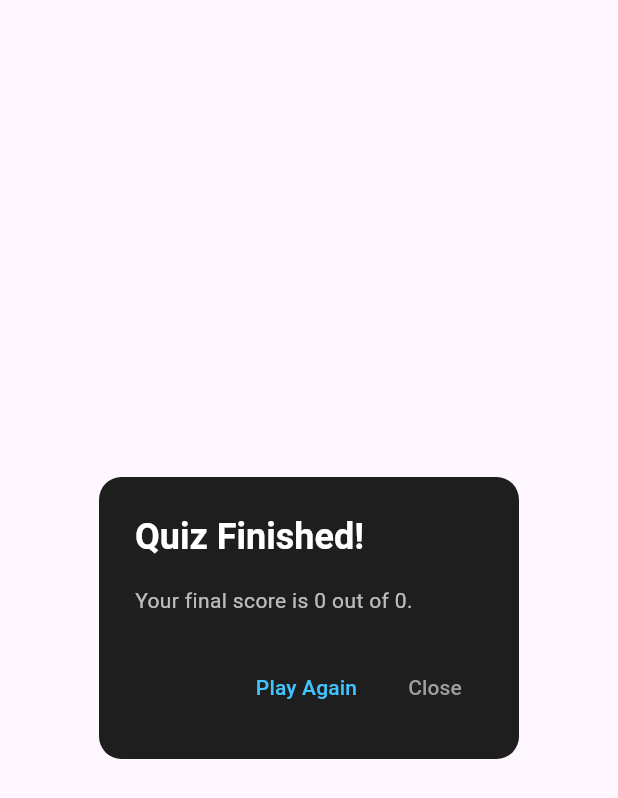
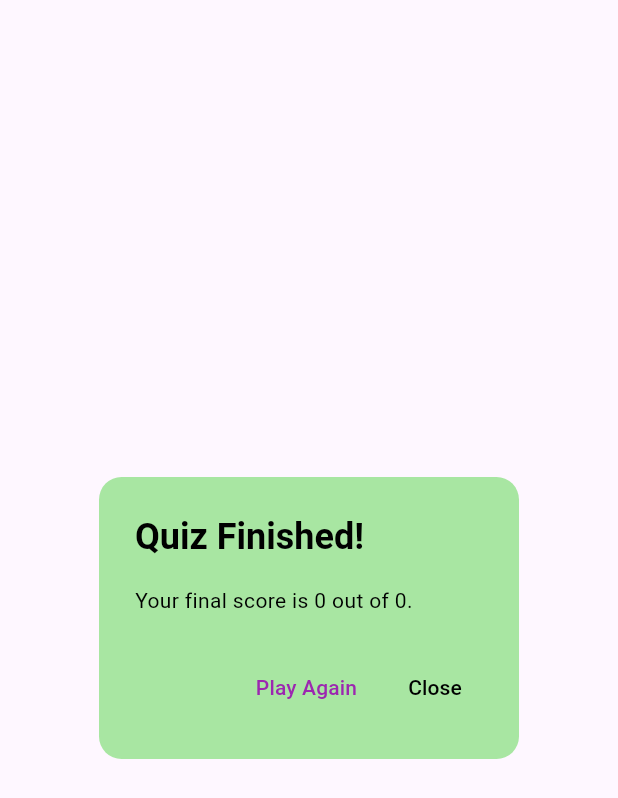
Before and after one commit to jackfrostxmoon/local_plant_identification, a Flutter app: the QuizResultsDialog widget shown alone on an empty page, opened directly with empty values, on a phone screen of 412 x 824 dp. Shown: the top 798 px of the screen. Run offline on Flutter 3.47's test engine with Material 3 defaults, Android fonts, the light colour scheme and no system bars; our stand-ins replace appwrite, cloud_firestore, firebase_auth, firebase_core; accounts and stored records are empty; network calls fail.

Commit message:
change the pop up when quiz is finish

```diff
--- a/lib/screens/quizs/quiz_dialogs.dart
+++ b/lib/screens/quizs/quiz_dialogs.dart
@@ -17,30 +17,30 @@ class QuizResultsDialog extends StatelessWidget {
   @override
   Widget build(BuildContext context) {
     return AlertDialog(
-      backgroundColor: const Color(0xFF1E1E1E), // Dark background
+      backgroundColor: const Color(0xFFA8E6A2), // Dark background
       shape: RoundedRectangleBorder(borderRadius: BorderRadius.circular(15.0)),
       title: const Text(
         'Quiz Finished!',
-        style: TextStyle(color: Colors.white, fontWeight: FontWeight.bold),
+        style: TextStyle(color: Colors.black, fontWeight: FontWeight.bold),
       ),
       content: Text(
         'Your final score is $score out of $totalQuestions.',
-        style: const TextStyle(color: Colors.white70),
+        style: const TextStyle(color: Colors.black),
       ),
       actions: <Widget>[
         TextButton(
           style: TextButton.styleFrom(
-            foregroundColor: Colors.lightBlueAccent, // Text color
+            foregroundColor: Colors.purple, // Text color
           ),
+          onPressed: onPlayAgain,
           child: const Text('Play Again'),
-          onPressed: onPlayAgain,
         ),
         TextButton(
           style: TextButton.styleFrom(
-            foregroundColor: Colors.grey, // Text color
+            foregroundColor: Colors.black, // Text color
           ),
+          onPressed: onClose,
           child: const Text('Close'),
-          onPressed: onClose,
         ),
       ],
     );
```
Also changed, not shown: lib/widgets/custom_quiz_option_button.dart (+8 -8 lines).
